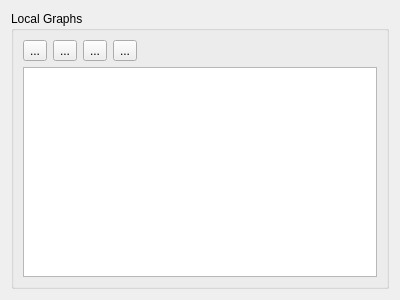
This is qvalhalla/resources/ui/widget_graphs.ui in nilsnolde/valhalla-qgis-plugin as Qt 5 draws it before an edit. The edited form follows.
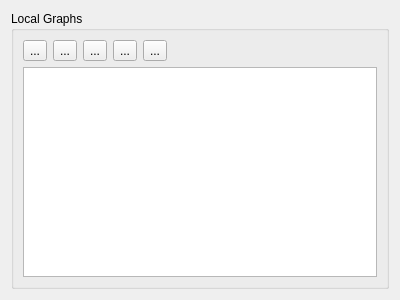
This is the edited form.

```diff
--- a/qvalhalla/resources/ui/widget_graphs.ui
+++ b/qvalhalla/resources/ui/widget_graphs.ui
@@ -59,6 +59,13 @@
           </property>
          </widget>
         </item>
+        <item>
+         <widget class="QToolButton" name="ui_btn_graph_log">
+          <property name="text">
+           <string>...</string>
+          </property>
+         </widget>
+        </item>
         <item>
          <spacer name="horizontalSpacer_2">
           <property name="orientation">
```
